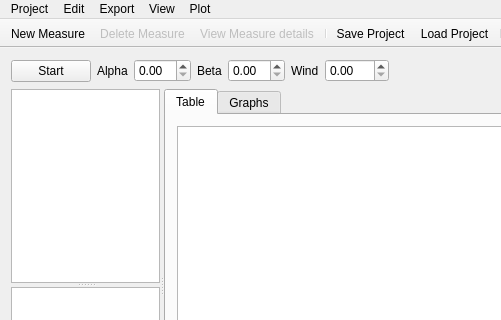
Old version of the form aeroistwindow.ui in the repository froque/AeroIST; both pictures show x 0 to 501 and y 0 to 320 of the 750 by 491 pixel window.
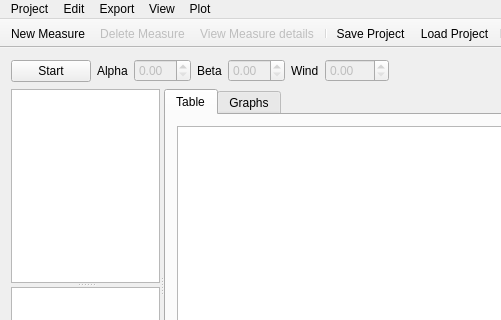
New version of the form. Custom widgets are drawn as their Qt base class.

```diff
--- a/aeroistwindow.ui
+++ b/aeroistwindow.ui
@@ -45,6 +45,9 @@
       </item>
       <item>
        <widget class="QDoubleSpinBox" name="doubleSpinBoxALpha">
+        <property name="enabled">
+         <bool>false</bool>
+        </property>
         <property name="keyboardTracking">
          <bool>false</bool>
         </property>
@@ -59,6 +62,9 @@
       </item>
       <item>
        <widget class="QDoubleSpinBox" name="doubleSpinBoxBeta">
+        <property name="enabled">
+         <bool>false</bool>
+        </property>
         <property name="keyboardTracking">
          <bool>false</bool>
         </property>
@@ -73,6 +79,9 @@
       </item>
       <item>
        <widget class="QDoubleSpinBox" name="doubleSpinBoxWind">
+        <property name="enabled">
+         <bool>false</bool>
+        </property>
         <property name="keyboardTracking">
          <bool>false</bool>
         </property>
```
Left out of the diff: 9 changed lines with no effect on the pictures.
